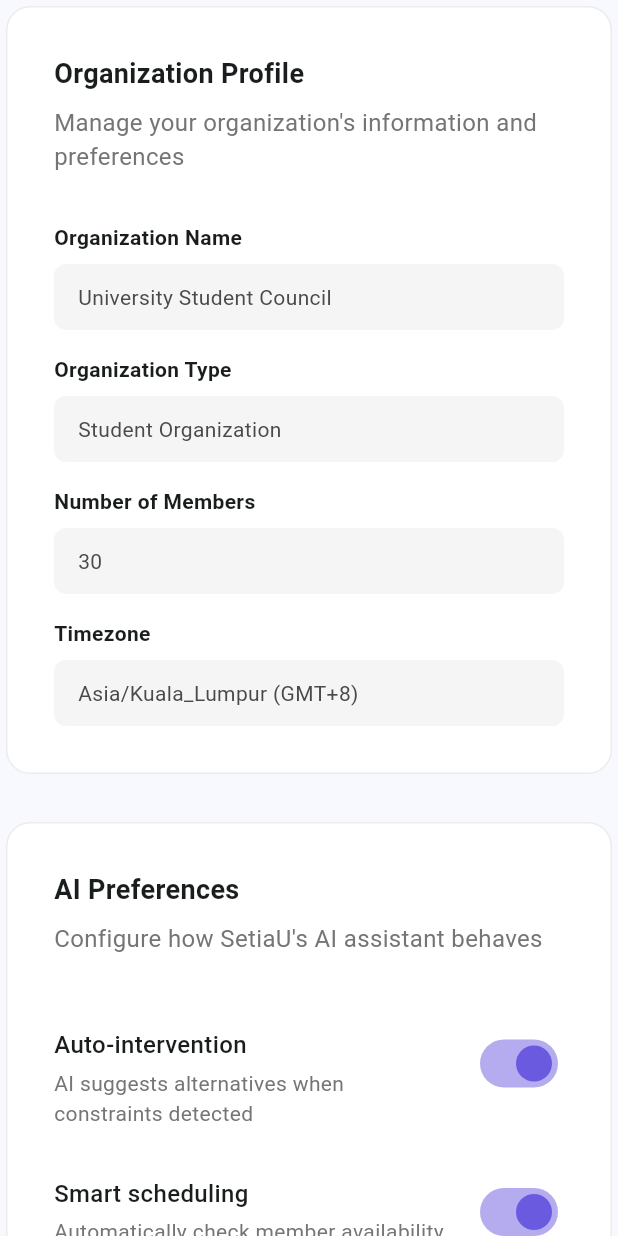
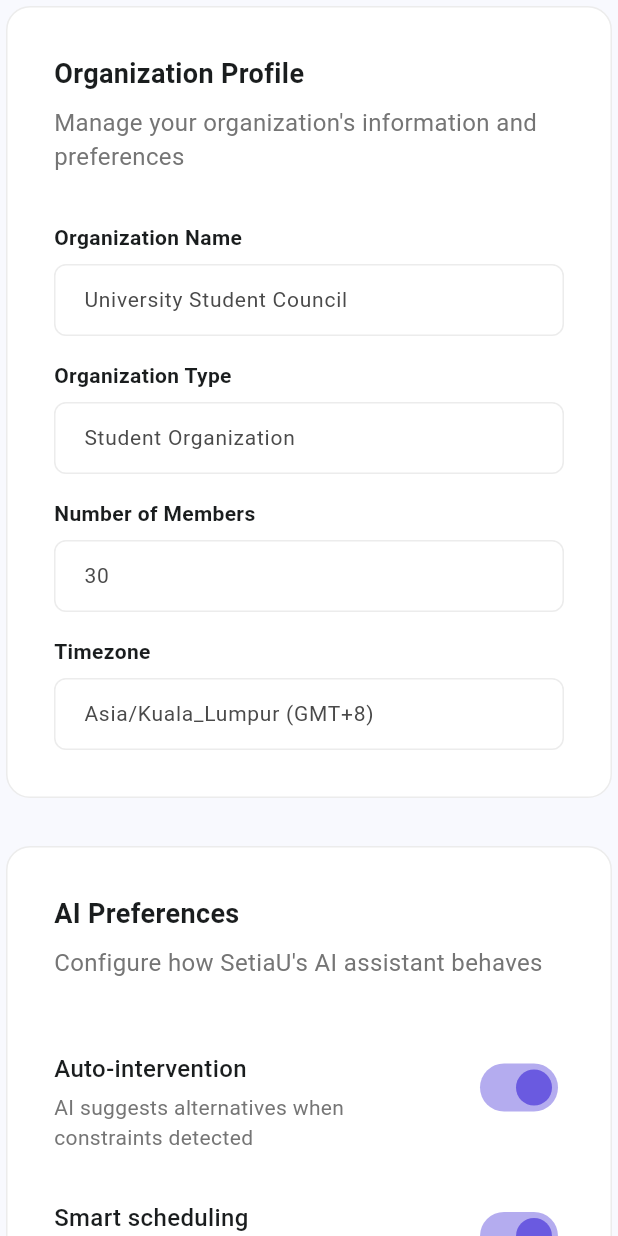
Before and after one commit to DiamondIvan/kitahack-setiaU, a Flutter app: the _ProfileSection widget shown alone on an empty page, opened directly, on a phone screen of 412 x 824 dp. Run offline on Flutter 3.47's test engine with Material 3 defaults, Android fonts, the phone set to English and light mode, and no system bars; our stand-ins replace cloud_firestore, firebase_auth, firebase_core, flutter_dotenv, google_generative_ai, google_sign_in; accounts and stored records are empty.

Commit message:
fix white screen issue

```diff
--- a/lib/screens/home_screen.dart
+++ b/lib/screens/home_screen.dart
@@ -15,8 +15,15 @@ class HomeScreen extends StatefulWidget {
 
 class _HomeScreenState extends State<HomeScreen> {
   final AuthService _authService = AuthService();
+  late final Stream<User?> _authStream;
   int _currentTabIndex = 1;
   // 0: Meeting Mode, 1: Dashboard, 2: Settings, 3: Memory
+
+  @override
+  void initState() {
+    super.initState();
+    _authStream = _authService.authStateChanges;
+  }
 
   void _redirectToLogin() {
     WidgetsBinding.instance.addPostFrameCallback((_) {
@@ -28,7 +35,7 @@ class _HomeScreenState extends State<HomeScreen> {
   @override
   Widget build(BuildContext context) {
     return StreamBuilder<User?>(
-      stream: _authService.authStateChanges,
+      stream: _authStream,
       builder: (context, snapshot) {
         // 1. Show loading spinner while checking auth status
         if (snapshot.connectionState == ConnectionState.waiting) {
--- a/lib/screens/settings_screen.dart
+++ b/lib/screens/settings_screen.dart
@@ -169,8 +169,38 @@ class _SettingsTab extends StatelessWidget {
   }
 }
 
-class _ProfileSection extends StatelessWidget {
+class _ProfileSection extends StatefulWidget {
   const _ProfileSection();
+
+  @override
+  State<_ProfileSection> createState() => _ProfileSectionState();
+}
+
+class _ProfileSectionState extends State<_ProfileSection> {
+  late TextEditingController _orgNameController;
+  late TextEditingController _orgTypeController;
+  late TextEditingController _membersController;
+  late TextEditingController _timezoneController;
+
+  @override
+  void initState() {
+    super.initState();
+    _orgNameController =
+        TextEditingController(text: 'University Student Council');
+    _orgTypeController = TextEditingController(text: 'Student Organization');
+    _membersController = TextEditingController(text: '30');
+    _timezoneController =
+        TextEditingController(text: 'Asia/Kuala_Lumpur (GMT+8)');
+  }
+
+  @override
+  void dispose() {
+    _orgNameController.dispose();
+    _orgTypeController.dispose();
+    _membersController.dispose();
+    _timezoneController.dispose();
+    super.dispose();
+  }
 
   @override
   Widget build(BuildContext context) {
@@ -181,19 +211,25 @@ class _ProfileSection extends StatelessWidget {
           title: 'Organization Profile',
           subtitle: "Manage your organization's information and preferences",
           children: [
-            _InfoField(
+            _EditableInfoField(
               label: 'Organization Name',
-              value: 'University Student Council',
+              controller: _orgNameController,
             ),
             const SizedBox(height: 16),
-            _InfoField(
+            _EditableInfoField(
               label: 'Organization Type',
-              value: 'Student Organization',
+              controller: _orgTypeController,
             ),
             const SizedBox(height: 16),
-            _InfoField(label: 'Number of Members', value: '30'),
+            _EditableInfoField(
+              label: 'Number of Members',
+              controller: _membersController,
+            ),
             const SizedBox(height: 16),
-            _InfoField(label: 'Timezone', value: 'Asia/Kuala_Lumpur (GMT+8)'),
+            _EditableInfoField(
+              label: 'Timezone',
+              controller: _timezoneController,
+            ),
           ],
         ),
         const SizedBox(height: 24),
@@ -658,11 +694,11 @@ class _SectionCard extends StatelessWidget {
   }
 }
 
-class _InfoField extends StatelessWidget {
+class _EditableInfoField extends StatelessWidget {
   final String label;
-  final String value;
+  final TextEditingController controller;
 
-  const _InfoField({required this.label, required this.value});
+  const _EditableInfoField({required this.label, required this.controller});
 
   @override
   Widget build(BuildContext context) {
@@ -678,16 +714,26 @@ class _InfoField extends StatelessWidget {
           ),
         ),
         const SizedBox(height: 8),
-        Container(
-          width: double.infinity,
-          padding: const EdgeInsets.symmetric(vertical: 12, horizontal: 16),
-          decoration: BoxDecoration(
-            color: Colors.grey[100], // Light grey background
-            borderRadius: BorderRadius.circular(8),
-          ),
-          child: Text(
-            value,
-            style: const TextStyle(fontSize: 14, color: Color(0xFF4A4A4A)),
+        TextFormField(
+          controller: controller,
+          style: const TextStyle(fontSize: 14, color: Color(0xFF4A4A4A)),
+          decoration: InputDecoration(
+            filled: true,
+            fillColor: Colors.white,
+            contentPadding:
+                const EdgeInsets.symmetric(vertical: 12, horizontal: 16),
+            border: OutlineInputBorder(
+              borderRadius: BorderRadius.circular(8),
+              borderSide: BorderSide(color: Colors.grey.withAlpha(51)),
+            ),
+            enabledBorder: OutlineInputBorder(
+              borderRadius: BorderRadius.circular(8),
+              borderSide: BorderSide(color: Colors.grey.withAlpha(51)),
+            ),
+            focusedBorder: OutlineInputBorder(
+              borderRadius: BorderRadius.circular(8),
+              borderSide: const BorderSide(color: Color(0xFF6A5AE0)),
+            ),
           ),
         ),
       ],
```
